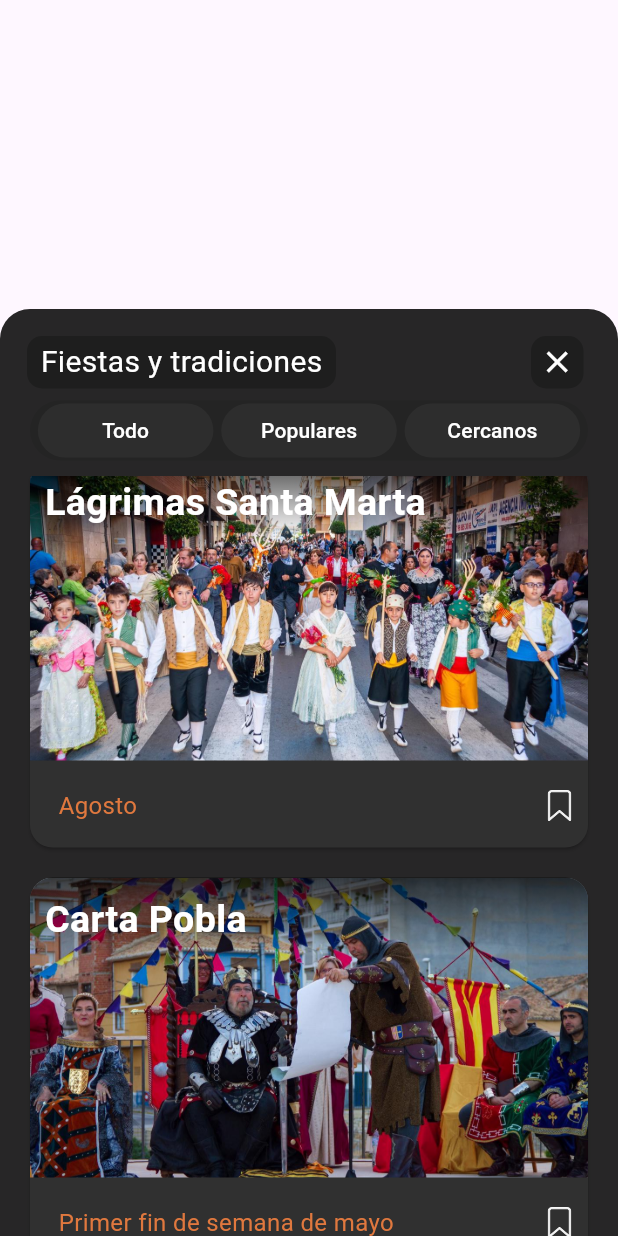
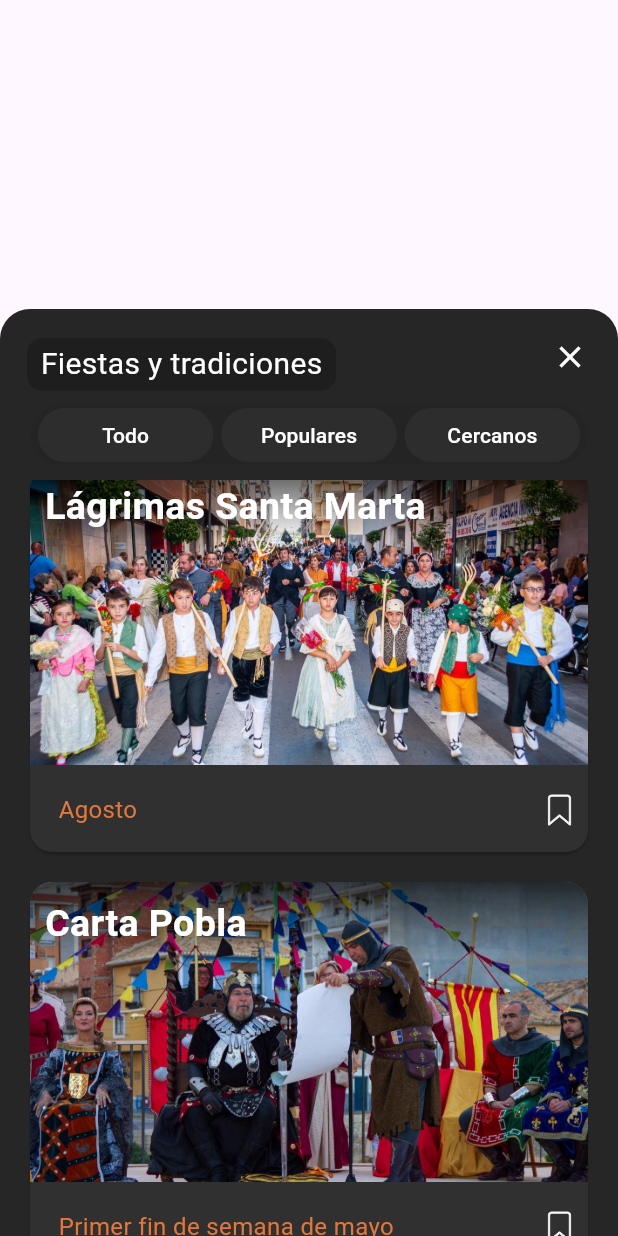
Before and after one commit to christian1dam/vilaexplorer, a Flutter app: the TradicionesPage widget shown alone on an empty page, opened directly with empty values, scrolled down 576 dp, on a phone screen of 412 x 824 dp. Run offline on Flutter 3.47's test engine with Material 3 defaults, Android fonts, the phone set to English and light mode, and no system bars; our stand-ins replace flutter_map, flutter_svg, latlong2; statements that could not run were skipped.

Commit message:
cerrar tradiciones y volver al menu principal

```diff
--- a/lib/pages/homePage/home_page.dart
+++ b/lib/pages/homePage/home_page.dart
@@ -16,7 +16,7 @@ class _MyHomePageState extends State<MyHomePage> {
   bool showMenuPrincipal = false;
   bool showTradicionesPage = false;
   bool showDetalleFiestaTradicion = false;
-  String? selectedFiesta; // Para almacenar la fiesta seleccionada
+  String? selectedFiesta;
 
   @override
   Widget build(BuildContext context) {
@@ -48,6 +48,7 @@ class _MyHomePageState extends State<MyHomePage> {
                 onFiestaSelected: (fiestaName) {
                   _toggleDetalleFiestaTradicion(fiestaName);
                 },
+                onClose: _toggleTradicionesPage, // Callback para cerrar TradicionesPage
               ),
             ),
           if (showDetalleFiestaTradicion)
@@ -81,9 +82,8 @@ class _MyHomePageState extends State<MyHomePage> {
 
   void _toggleTradicionesPage() {
     setState(() {
-      _toggleMenuPrincipal();
       showTradicionesPage = !showTradicionesPage;
-      showDetalleFiestaTradicion = false;
+      showMenuPrincipal = !showTradicionesPage; // Alterna el menú principal
     });
   }
 
--- a/lib/pages/tradicionesPage/tradiciones.dart
+++ b/lib/pages/tradicionesPage/tradiciones.dart
@@ -4,12 +4,13 @@ import 'package:flutter/services.dart' show rootBundle;
 import 'package:vilaexplorer/pages/tradicionesPage/tarjetaFiestaTradicion.dart';
 
 class TradicionesPage extends StatefulWidget {
-  final Function(String)
-      onFiestaSelected; // Callback para notificar el nombre de la fiesta seleccionada.
+  final Function(String) onFiestaSelected;
+  final VoidCallback onClose; // Añadido para gestionar el cierre
 
   const TradicionesPage({
     super.key,
     required this.onFiestaSelected,
+    required this.onClose,
   });
 
   @override
@@ -38,8 +39,7 @@ class _TradicionesPageState extends State<TradicionesPage> {
   void _toggleContainer(String nombreFiesta) {
     setState(() {
       selectedFiesta = nombreFiesta;
-      widget.onFiestaSelected(
-          nombreFiesta); // Llama al callback para notificar el nombre de la fiesta seleccionada.
+      widget.onFiestaSelected(nombreFiesta);
     });
   }
 
@@ -88,16 +88,9 @@ class _TradicionesPageState extends State<TradicionesPage> {
                                 ),
                               ),
                             ),
-                            Container(
-                              decoration: const BoxDecoration(
-                                  color: Color.fromRGBO(30, 30, 30, 1),
-                                  borderRadius:
-                                      BorderRadius.all(Radius.circular(10))),
-                              margin: const EdgeInsets.only(right: 15, top: 10),
-                              width: 35,
-                              height: 35,
-                              child:
-                                  const Icon(Icons.close, color: Colors.white),
+                            IconButton(
+                              icon: const Icon(Icons.close, color: Colors.white),
+                              onPressed: widget.onClose, // Usa el callback para cerrar
                             ),
                           ],
                         ),
@@ -139,23 +132,6 @@ class _TradicionesPageState extends State<TradicionesPage> {
                   ),
                 ),
               ),
-              if (selectedFiesta != null)
-                Positioned(
-                  bottom: 0,
-                  left: 0,
-                  right: 0,
-                  child: Container(
-                    color: Colors.black.withOpacity(0.7),
-                    height: size.height * 0.4,
-                    child: Center(
-                      child: Text(
-                        "Detalles de $selectedFiesta",
-                        style:
-                            const TextStyle(color: Colors.white, fontSize: 20),
-                      ),
-                    ),
-                  ),
-                ),
             ],
           );
   }
```
Also changed, not shown: lib/pages/tradicionesPage/detalleFiestaTradicion.dart (+19 -2 lines).
